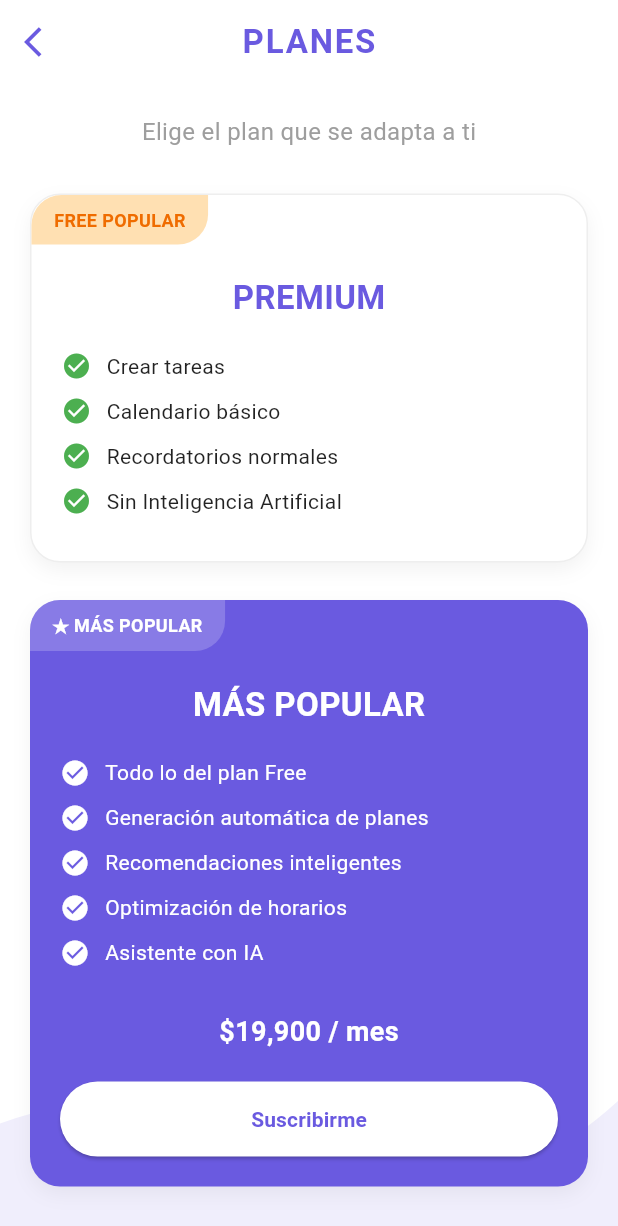
After one commit to rafaelMartinez6221/planAPP, a Flutter app: the screen it shows after launch, swiped to page 3, on a phone screen of 412 x 824 dp. The commit adds this screen. Shown: the top 1226 px of the screen. Run offline on Flutter 3.47's test engine with Material 3 defaults, Android fonts, the phone set to English and light mode, and no system bars.

Commit message:
diseño de la pantalla de registro y planes

```diff
--- a/lib/main.dart
+++ b/lib/main.dart
@@ -1,5 +1,8 @@
 import 'package:flutter/material.dart';
-import 'screens/login_screen.dart';
+// Importamos las tres pantallas para que estén disponibles
+import 'package:planapp/screens/login_screen.dart';
+import 'package:planapp/screens/register_screen.dart';
+import 'package:planapp/screens/planes_screen.dart';
 
 void main() {
   runApp(const MyApp());
@@ -10,52 +13,31 @@ class MyApp extends StatelessWidget {
 
   @override
   Widget build(BuildContext context) {
-    return MaterialApp(debugShowCheckedModeBanner: false, home: LoginScreen());
+    return MaterialApp(
+      title: 'PlanAPP',
+      debugShowCheckedModeBanner: false,
+      theme: ThemeData(
+        useMaterial3: true,
+        colorSchemeSeed: const Color(0xFF6A5AE0),
+      ),
+      // Usamos un PageView para que puedas ver las 3 pantallas al ejecutar
+      home: const AllScreensPreview(),
+    );
   }
 }
 
-class MyHomePage extends StatefulWidget {
-  const MyHomePage({super.key, required this.title});
-
-  final String title;
-
-  @override
-  State<MyHomePage> createState() => _MyHomePageState();
-}
-
-class _MyHomePageState extends State<MyHomePage> {
-  int _counter = 0;
-
-  void _incrementCounter() {
-    setState(() {
-      _counter++;
-    });
-  }
+class AllScreensPreview extends StatelessWidget {
+  const AllScreensPreview({super.key});
 
   @override
   Widget build(BuildContext context) {
     return Scaffold(
-      appBar: AppBar(
-        backgroundColor: Theme.of(context).colorScheme.inversePrimary,
-
-        title: Text(widget.title),
-      ),
-      body: Center(
-        child: Column(
-          mainAxisAlignment: .center,
-          children: [
-            const Text('You have pushed the button this many times:'),
-            Text(
-              '$_counter',
-              style: Theme.of(context).textTheme.headlineMedium,
-            ),
-          ],
-        ),
-      ),
-      floatingActionButton: FloatingActionButton(
-        onPressed: _incrementCounter,
-        tooltip: 'Increment',
-        child: const Icon(Icons.add),
+      body: PageView(
+        children: const [
+          LoginScreen(),    // Desliza para ver
+          RegisterScreen(), // Desliza para ver
+          PlanesScreen(),   // Desliza para ver
+        ],
       ),
     );
   }
--- /dev/null
+++ b/lib/screens/planes_screen.dart
@@ -0,0 +1,204 @@
+import 'package:flutter/material.dart';
+
+class PlanesScreen extends StatelessWidget {
+  const PlanesScreen({super.key});
+
+  @override
+  Widget build(BuildContext context) {
+    const Color purpleTheme = Color(0xFF6A5AE0);
+
+    return Scaffold(
+      backgroundColor: Colors.white,
+      appBar: AppBar(
+        backgroundColor: Colors.transparent,
+        elevation: 0,
+        leading: const Icon(Icons.arrow_back_ios, color: purpleTheme),
+        title: const Text(
+          "PLANES",
+          style: TextStyle(color: purpleTheme, fontWeight: FontWeight.bold, letterSpacing: 1.2),
+        ),
+        centerTitle: true,
+      ),
+      body: Stack(
+        children: [
+          // Ondas de fondo
+          Positioned(
+            bottom: 0,
+            left: 0,
+            right: 0,
+            child: CustomPaint(
+              size: Size(MediaQuery.of(context).size.width, 150),
+              painter: BottomWavePainter(),
+            ),
+          ),
+
+          SingleChildScrollView(
+            padding: const EdgeInsets.all(20),
+            child: Column(
+              children: [
+                const Text(
+                  "Elige el plan que se adapta a ti",
+                  style: TextStyle(color: Colors.grey, fontSize: 16),
+                ),
+                const SizedBox(height: 30),
+
+                // TARJETA PREMIUM (FREE)
+                _buildPlanCard(
+                  title: "PREMIUM",
+                  tag: "FREE POPULAR",
+                  items: [
+                    "Crear tareas",
+                    "Calendario básico",
+                    "Recordatorios normales",
+                    "Sin Inteligencia Artificial",
+                  ],
+                  isPopular: false,
+                ),
+
+                const SizedBox(height: 25),
+
+                // TARJETA MÁS POPULAR
+                _buildPlanCard(
+                  title: "MÁS POPULAR",
+                  tag: "★ MÁS POPULAR",
+                  price: "\$19,900 / mes",
+                  items: [
+                    "Todo lo del plan Free",
+                    "Generación automática de planes",
+                    "Recomendaciones inteligentes",
+                    "Optimización de horarios",
+                    "Asistente con IA",
+                  ],
+                  isPopular: true,
+                  buttonText: "Suscribirme",
+                ),
+                const SizedBox(height: 100),
+              ],
+            ),
+          ),
+        ],
+      ),
+    );
+  }
+
+  Widget _buildPlanCard({
+    required String title,
+    required String tag,
+    required List<String> items,
+    required bool isPopular,
+    String? price,
+    String? buttonText,
+  }) {
+    const Color purpleTheme = Color(0xFF6A5AE0);
+
+    return Container(
+      width: double.infinity,
+      decoration: BoxDecoration(
+        color: isPopular ? purpleTheme : Colors.white,
+        borderRadius: BorderRadius.circular(20),
+        boxShadow: [
+          BoxShadow(color: Colors.black.withOpacity(0.05), blurRadius: 10, offset: const Offset(0, 5))
+        ],
+        border: isPopular ? null : Border.all(color: Colors.grey.shade200),
+      ),
+      child: Column(
+        crossAxisAlignment: CrossAxisAlignment.start,
+        children: [
+          // Header de la tarjeta
+          Container(
+            padding: const EdgeInsets.symmetric(horizontal: 15, vertical: 8),
+            decoration: BoxDecoration(
+              color: isPopular ? Colors.white.withOpacity(0.2) : Colors.orange.shade100,
+              borderRadius: const BorderRadius.only(topLeft: Radius.circular(20), bottomRight: Radius.circular(20)),
+            ),
+            child: Text(
+              tag,
+              style: TextStyle(
+                color: isPopular ? Colors.white : Colors.orange.shade800,
+                fontSize: 12,
+                fontWeight: FontWeight.bold,
+              ),
+            ),
+          ),
+
+          Padding(
+            padding: const EdgeInsets.all(20),
+            child: Column(
+              crossAxisAlignment: CrossAxisAlignment.start,
+              children: [
+                Center(
+                  child: Text(
+                    title,
+                    style: TextStyle(
+                      color: isPopular ? Colors.white : purpleTheme,
+                      fontSize: 22,
+                      fontWeight: FontWeight.bold,
+                    ),
+                  ),
+                ),
+                const SizedBox(height: 20),
+                ...items.map((item) => Padding(
+                  padding: const EdgeInsets.only(bottom: 10),
+                  child: Row(
+                    children: [
+                      Icon(Icons.check_circle, color: isPopular ? Colors.white : Colors.green, size: 20),
+                      const SizedBox(width: 10),
+                      Text(
+                        item,
+                        style: TextStyle(color: isPopular ? Colors.white : Colors.black87),
+                      ),
+                    ],
+                  ),
+                )),
+
+                if (price != null) ...[
+                  const SizedBox(height: 20),
+                  Center(
+                    child: Text(
+                      price,
+                      style: const TextStyle(color: Colors.white, fontSize: 18, fontWeight: FontWeight.bold),
+                    ),
+                  ),
+                ],
+
+                if (buttonText != null) ...[
+                  const SizedBox(height: 20),
+                  SizedBox(
+                    width: double.infinity,
+                    child: ElevatedButton(
+                      onPressed: () {},
+                      style: ElevatedButton.styleFrom(
+                        backgroundColor: Colors.white,
+                        foregroundColor: purpleTheme,
+                        shape: RoundedRectangleBorder(borderRadius: BorderRadius.circular(25)),
+                        padding: const EdgeInsets.symmetric(vertical: 15),
+                      ),
+                      child: Text(buttonText, style: const TextStyle(fontWeight: FontWeight.bold)),
+                    ),
+                  ),
+                ],
+              ],
+            ),
+          ),
+        ],
+      ),
+    );
+  }
+}
+
+class BottomWavePainter extends CustomPainter {
+  @override
+  void paint(Canvas canvas, Size size) {
+    var paint = Paint()..color = const Color(0xFF6A5AE0).withOpacity(0.1)..style = PaintingStyle.fill;
+    var path = Path();
+    path.moveTo(0, size.height * 0.5);
+    path.quadraticBezierTo(size.width * 0.3, size.height * 0.2, size.width * 0.6, size.height * 0.7);
+    path.quadraticBezierTo(size.width * 0.8, size.height * 0.9, size.width, size.height * 0.4);
+    path.lineTo(size.width, size.height);
+    path.lineTo(0, size.height);
+    path.close();
+    canvas.drawPath(path, paint);
+  }
+  @override
+  bool shouldRepaint(covariant CustomPainter oldDelegate) => false;
+}
```
Also changed, not shown: lib/screens/login_screen.dart (+5 -5 lines), lib/screens/register_screen.dart (added, +148 -0 lines).
